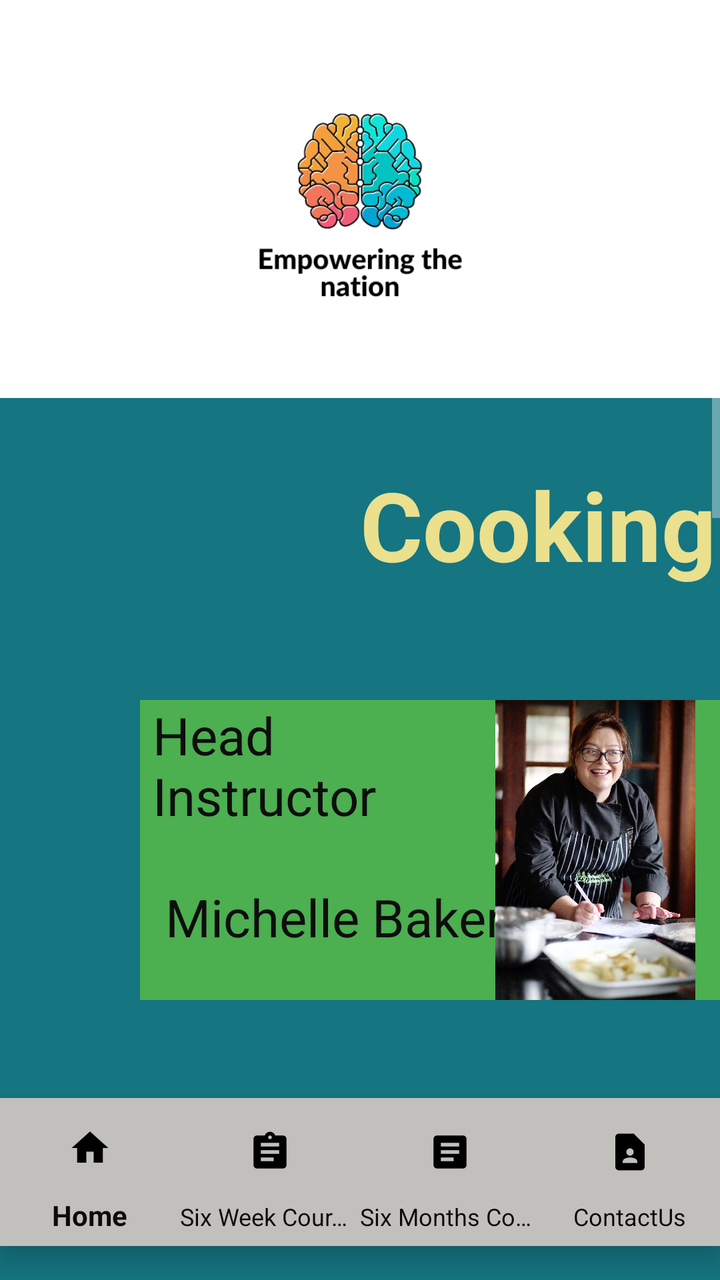
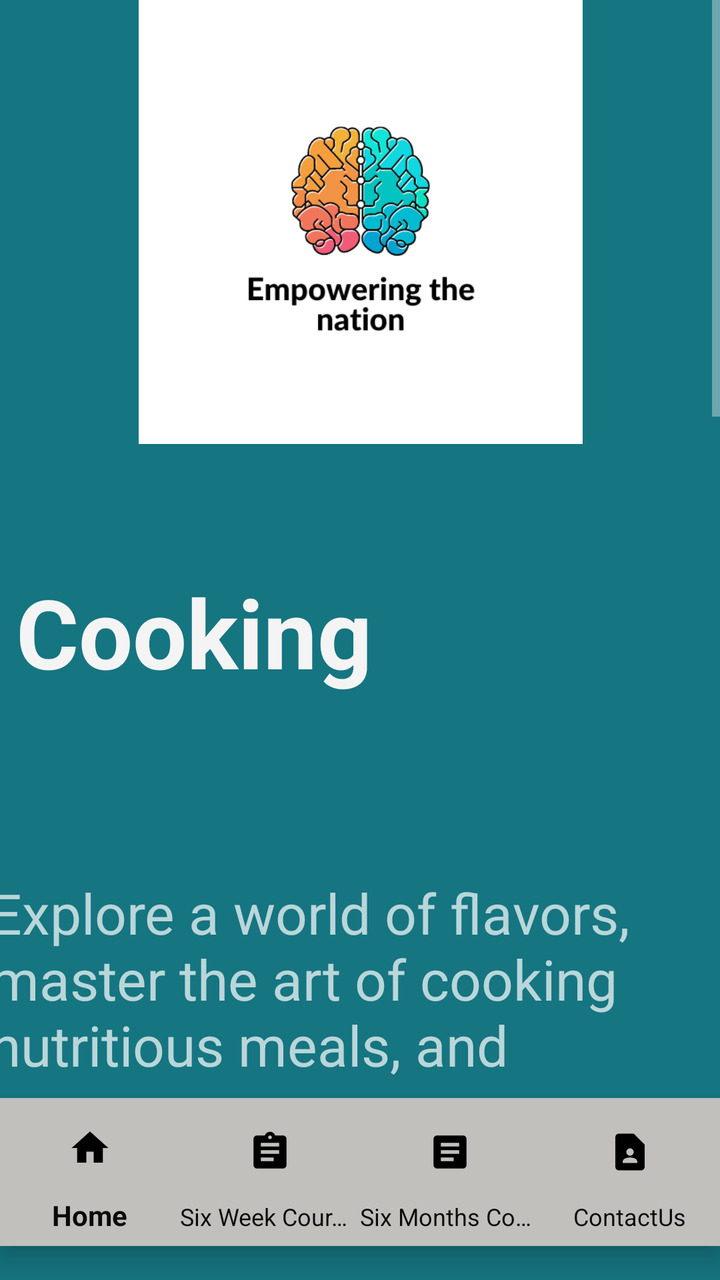

The first picture is an Android layout as it rendered before a commit; the second is the same layout after the commit. The layout source and the unified diff follow.
<!-- AndroidManifest.xml: application theme Theme.AppCompat -->
<!-- res/layout/activity_cooking.xml -->
<?xml version="1.0" encoding="utf-8"?>
<RelativeLayout xmlns:android="http://schemas.android.com/apk/res/android"
    xmlns:app="http://schemas.android.com/apk/res-auto"
    xmlns:tools="http://schemas.android.com/tools"
    android:layout_width="match_parent"
    android:layout_height="match_parent"
    android:background="#157581"
    tools:context=".Cooking">


    <ScrollView
        android:id="@+id/scrollView2"
        android:layout_width="match_parent"
        android:layout_height="wrap_content"
        android:layout_above="@+id/bottomNav"
        android:layout_marginBottom="5dp"
        android:background="#97E4E9"
        android:fillViewport="true"
        app:layout_constraintBottom_toBottomOf="parent"
        app:layout_constraintEnd_toEndOf="parent"
        app:layout_constraintHorizontal_bias="0.0"
        app:layout_constraintStart_toStartOf="parent"
        app:layout_constraintTop_toTopOf="parent"
        app:layout_constraintVertical_bias="1.0">

        <FrameLayout
            android:id="@+id/container"
            android:layout_width="match_parent"
            android:layout_height="match_parent"
            android:background="#157581">


            <ImageView
                android:id="@+id/imageViewL3"
                android:layout_width="match_parent"
                android:layout_height="199dp"
                android:layout_gravity="top"
                android:background="#FFFFFF"
                android:contentDescription="TODO"
                app:srcCompat="@drawable/thumbnail_img_7280" />

            <TextView
                android:id="@+id/textViewCooking"
                android:layout_width="394dp"
                android:layout_height="114dp"
                android:layout_marginTop="230dp"
                android:text="            Cooking"
                android:textAlignment="center"
                android:textColor="#EAE08D"
                android:textSize="48sp"
                android:textStyle="bold" />

            <TextView
                android:id="@+id/textViewText1"
                android:layout_width="wrap_content"
                android:layout_height="195dp"
                android:layout_marginTop="550dp"
                android:background="#15909F"
                android:text="Explore a world of flavors, master the art of cooking nutritious meals, and enhance your culinary skills."
                android:textAlignment="center"
                android:textColor="#FFFFFF"
                android:textSize="34sp" />

            <ImageView
                android:id="@+id/imageViewCooking"
                android:layout_width="257dp"
                android:layout_height="180dp"
                android:layout_marginLeft="100dp"
                android:layout_marginTop="750dp"
                app:srcCompat="@drawable/mealprep" />

            <TextView
                android:id="@+id/textViewText2"
                android:layout_width="340dp"
                android:layout_height="150dp"
                android:layout_marginLeft="70dp"
                android:layout_marginTop="350dp"
                android:background="#4CAF50"
                android:text=" Head\n Instructor \n \n  Michelle Baker"
                android:textAlignment="textStart"
                android:textColor="#0E0E0E"
                android:textSize="26sp" />

            <ImageView
                android:id="@+id/imageViewMichelle"
                android:layout_width="wrap_content"
                android:layout_height="150dp"
                android:layout_marginLeft="235dp"
                android:layout_marginTop="350dp"
                app:srcCompat="@drawable/michelle_baker_chef1_" />

            <TextView
                android:id="@+id/textViewText3"
                android:layout_width="match_parent"
                android:layout_height="wrap_content"
                android:layout_marginTop="950dp"
                android:background="#15909F"
                android:text="Fees: \nR750"
                android:textAlignment="center"
                android:textColor="#FFFFFF"
                android:textSize="32sp" />

            <Button
                android:id="@+id/buttonBookNow"
                android:layout_width="234dp"
                android:layout_height="92dp"
                android:layout_marginLeft="90dp"
                android:layout_marginTop="1050dp"
                android:drawableRight="@drawable/ic_checkout_foreground"
                android:text="Book Now!"
                android:textColor="#4CAF50"
                android:textSize="24sp" />


        </FrameLayout>
    </ScrollView>

    <com.google.android.material.bottomnavigation.BottomNavigationView
        android:id="@+id/bottomNav"
        android:layout_width="match_parent"
        android:layout_height="74dp"
        android:layout_alignParentBottom="true"
        android:layout_marginBottom="17dp"
        android:background="#c2c0bc"
        android:scrollIndicators="left"
        app:itemIconSize="38dp"
        app:itemIconTint="@color/black"
        app:itemTextColor="#0C0B0B"
        app:labelVisibilityMode="labeled"
        app:layout_constraintBottom_toBottomOf="parent"
        app:layout_constraintEnd_toEndOf="parent"
        app:layout_constraintHorizontal_bias="0.5"
        app:layout_constraintStart_toStartOf="parent"
        app:menu="@menu/nav_menu" />
</RelativeLayout>
<!-- resources referenced by this layout -->
<resources>
  <color name="black">#FF000000</color>
  <!-- drawable ic_checkout_foreground (drawable) -->
  <vector xmlns:android="http://schemas.android.com/apk/res/android"
      android:width="108dp"
      android:height="108dp"
      android:viewportWidth="24"
      android:viewportHeight="24"
      android:tint="#242424">
    <group android:scaleX="0.58"
        android:scaleY="0.58"
        android:translateX="5.04"
        android:translateY="5.04">
      <path
          android:fillColor="@android:color/white"
          android:pathData="M7,18c-1.1,0 -1.99,0.9 -1.99,2S5.9,22 7,22s2,-0.9 2,-2S8.1,18 7,18zM17,18c-1.1,0 -1.99,0.9 -1.99,2s0.89,2 1.99,2s2,-0.9 2,-2S18.1,18 17,18zM8.1,13h7.45c0.75,0 1.41,-0.41 1.75,-1.03L21,4.96L19.25,4l-3.7,7H8.53L4.27,2H1v2h2l3.6,7.59l-1.35,2.44C4.52,15.37 5.48,17 7,17h12v-2H7L8.1,13zM12,2l4,4l-4,4l-1.41,-1.41L12.17,7L8,7l0,-2l4.17,0l-1.59,-1.59L12,2z"/>
    </group>
  </vector>
  <!-- drawable mealprep: jpg bitmap (drawable, 148352 bytes) -->
  <!-- drawable michelle_baker_chef1_: jpg bitmap (drawable, 149264 bytes) -->
  <!-- drawable thumbnail_img_7280: jpg bitmap (drawable, 73812 bytes) -->
</resources>

<!-- the commit's change to res/layout/activity_cooking.xml (unified diff, before → after) -->
@@ -38,78 +38,156 @@
                 android:background="#FFFFFF"
                 android:contentDescription="TODO"
                 app:srcCompat="@drawable/thumbnail_img_7280" />
-
-            <TextView
-                android:id="@+id/textViewCooking"
-                android:layout_width="394dp"
-                android:layout_height="114dp"
-                android:layout_marginTop="230dp"
-                android:text="            Cooking"
-                android:textAlignment="center"
-                android:textColor="#EAE08D"
-                android:textSize="48sp"
-                android:textStyle="bold" />
-
-            <TextView
-                android:id="@+id/textViewText1"
-                android:layout_width="wrap_content"
-                android:layout_height="195dp"
-                android:layout_marginTop="550dp"
-                android:background="#15909F"
-                android:text="Explore a world of flavors, master the art of cooking nutritious meals, and enhance your culinary skills."
-                android:textAlignment="center"
-                android:textColor="#FFFFFF"
-                android:textSize="34sp" />
-
-            <ImageView
-                android:id="@+id/imageViewCooking"
-                android:layout_width="257dp"
-                android:layout_height="180dp"
-                android:layout_marginLeft="100dp"
-                android:layout_marginTop="750dp"
-                app:srcCompat="@drawable/mealprep" />
-
-            <TextView
-                android:id="@+id/textViewText2"
-                android:layout_width="340dp"
-                android:layout_height="150dp"
-                android:layout_marginLeft="70dp"
-                android:layout_marginTop="350dp"
-                android:background="#4CAF50"
-                android:text=" Head\n Instructor \n \n  Michelle Baker"
-                android:textAlignment="textStart"
-                android:textColor="#0E0E0E"
-                android:textSize="26sp" />
-
-            <ImageView
-                android:id="@+id/imageViewMichelle"
-                android:layout_width="wrap_content"
-                android:layout_height="150dp"
-                android:layout_marginLeft="235dp"
-                android:layout_marginTop="350dp"
-                app:srcCompat="@drawable/michelle_baker_chef1_" />
-
-            <TextView
-                android:id="@+id/textViewText3"
+            <androidx.constraintlayout.widget.ConstraintLayout
                 android:layout_width="match_parent"
-                android:layout_height="wrap_content"
-                android:layout_marginTop="950dp"
-                android:background="#15909F"
-                android:text="Fees: \nR750"
-                android:textAlignment="center"
-                android:textColor="#FFFFFF"
-                android:textSize="32sp" />
-
-            <Button
-                android:id="@+id/buttonBookNow"
-                android:layout_width="234dp"
-                android:layout_height="92dp"
-                android:layout_marginLeft="90dp"
-                android:layout_marginTop="1050dp"
-                android:drawableRight="@drawable/ic_checkout_foreground"
-                android:text="Book Now!"
-                android:textColor="#4CAF50"
-                android:textSize="24sp" />
+                android:layout_height="1420dp"
+                android:background="#157581"
+                tools:context=".Cooking">
+
+
+                <TextView
+                    android:id="@+id/textViewWeeks"
+                    android:layout_width="352dp"
+                    android:layout_height="113dp"
+                    android:background="#157581"
+                    android:text="Cooking"
+                    android:textColor="#F4F4F4"
+                    android:textSize="48sp"
+                    android:textStyle="bold"
+                    app:layout_constraintBottom_toBottomOf="parent"
+                    app:layout_constraintEnd_toEndOf="parent"
+                    app:layout_constraintHorizontal_bias="1.0"
+                    app:layout_constraintStart_toStartOf="parent"
+                    app:layout_constraintTop_toTopOf="parent"
+                    app:layout_constraintVertical_bias="0.217" />
+
+                <ImageView
+                    android:id="@+id/imageView"
+                    android:layout_width="420dp"
+                    android:layout_height="222dp"
+                    app:layout_constraintEnd_toEndOf="parent"
+                    app:layout_constraintStart_toStartOf="parent"
+                    app:layout_constraintTop_toTopOf="parent"
+                    app:srcCompat="@drawable/thumbnail_img_7280" />
+
+
+
+
+                <androidx.cardview.widget.CardView
+                    android:id="@+id/cardView7"
+                    android:layout_width="333dp"
+                    android:layout_height="165dp"
+                    app:cardCornerRadius="15dp"
+                    app:cardPreventCornerOverlap="true"
+                    app:layout_constraintBottom_toBottomOf="parent"
+                    app:layout_constraintEnd_toEndOf="parent"
+                    app:layout_constraintHorizontal_bias="0.627"
+                    app:layout_constraintStart_toStartOf="parent"
+                    app:layout_constraintTop_toTopOf="parent"
+                    app:layout_constraintVertical_bias="0.607">
+
+                    <RelativeLayout
+                        android:id="@+id/relativeLayout7"
+                        android:layout_width="match_parent"
+                        android:layout_height="match_parent"
+                        android:background="@drawable/grasient_drawable"
+                        android:minHeight="100dp"
+                        android:padding="10dp"
+                        app:layout_constraintEnd_toEndOf="@+id/cardView2"
+                        app:layout_constraintStart_toStartOf="@+id/cardView2"
+                        app:layout_constraintTop_toTopOf="@+id/cardView">
+
+                        <TextView
+                            android:id="@+id/textViewSub1Title7"
+                            android:layout_width="wrap_content"
+                            android:layout_height="wrap_content"
+                            android:layout_alignParentStart="true"
+                            android:layout_alignParentEnd="true"
+                            android:layout_marginStart="5dp"
+                            android:layout_marginEnd="19dp"
+                            android:text="Head Instructor"
+                            android:textColor="#F6F4F4"
+                            android:textSize="34sp"
+                            android:textStyle="bold" />
+
+                        <TextView
+                            android:layout_width="150dp"
+                            android:layout_height="99dp"
+                            android:layout_below="@id/textViewSub1Title7"
+                            android:layout_alignParentStart="true"
+                            android:layout_alignParentEnd="true"
+                            android:layout_alignParentBottom="true"
+                            android:layout_marginStart="8dp"
+                            android:layout_marginTop="0dp"
+                            android:layout_marginEnd="160dp"
+                            android:layout_marginBottom="0dp"
+                            android:text="Bonginkosi Bhengu"
+                            android:textColor="#FFFFFF"
+                            android:textSize="24sp" />
+
+                        <Button
+                            android:id="@+id/button4"
+                            android:layout_width="119dp"
+                            android:layout_height="101dp"
+                            android:layout_alignParentTop="true"
+                            android:layout_alignParentEnd="true"
+                            android:layout_alignParentBottom="true"
+                            android:layout_marginTop="50dp"
+                            android:layout_marginEnd="19dp"
+                            android:layout_marginBottom="4dp"
+                            android:background="@drawable/bonginkosi_bhengu_chef2_"
+                            android:textColor="#090909"
+                            android:textSize="24sp" />
+
+
+                    </RelativeLayout>
+
+
+                </androidx.cardview.widget.CardView>
+
+
+                <TextView
+                    android:id="@+id/textView7"
+                    android:layout_width="371dp"
+                    android:layout_height="218dp"
+                    android:text="Explore a world of flavors, master the art of cooking nutritious meals, and enhance your culinary skills. \n Fees: \n R750"
+                    android:textSize="28sp"
+                    app:layout_constraintBottom_toBottomOf="parent"
+                    app:layout_constraintEnd_toEndOf="parent"
+                    app:layout_constraintHorizontal_bias="0.489"
+                    app:layout_constraintStart_toStartOf="parent"
+                    app:layout_constraintTop_toTopOf="parent"
+                    app:layout_constraintVertical_bias="0.364" />
+                <Button
+                    android:id="@+id/buttonNowCheck"
+                    android:layout_width="219dp"
+                    android:layout_height="98dp"
+                    android:background="@drawable/grasient_drawable"
+                    android:drawableRight="@drawable/ic_checkout_foreground"
+                    android:text="Book Now!"
+                    android:textColor="#4CAF50"
+                    android:textSize="24sp"
+                    app:layout_constraintBottom_toBottomOf="parent"
+                    app:layout_constraintEnd_toEndOf="parent"
+                    app:layout_constraintStart_toStartOf="parent"
+                    app:layout_constraintTop_toTopOf="parent"
+                    app:layout_constraintVertical_bias="0.982" />
+
+                <ImageView
+                    android:id="@+id/imageView6"
+                    android:layout_width="300dp"
+                    android:layout_height="wrap_content"
+                    android:layout_marginTop="44dp"
+                    app:layout_constraintBottom_toTopOf="@+id/buttonNowCheck"
+                    app:layout_constraintEnd_toEndOf="parent"
+                    app:layout_constraintHorizontal_bias="0.573"
+                    app:layout_constraintStart_toStartOf="parent"
+                    app:layout_constraintTop_toBottomOf="@+id/cardView7"
+                    app:srcCompat="@drawable/mealprep"
+                    tools:ignore="MissingConstraints" />
+
+            </androidx.constraintlayout.widget.ConstraintLayout>
+
 
 
         </FrameLayout>
<!-- resource entries referenced after the edit -->
@@ -1,6 +1,20 @@
 <!-- resources referenced by this layout -->
 <resources>
   <color name="black">#FF000000</color>
+  <!-- drawable bonginkosi_bhengu_chef2_: jpg bitmap (drawable, 46008 bytes) -->
+  <!-- drawable grasient_drawable (drawable) -->
+  <?xml version="1.0" encoding="utf-8"?>
+  <shape
+      android:shape = "rectangle"
+      xmlns:android = "http://schemas.android.com/apk/res/android" >
+  
+      <gradient
+          android:startColor = "#068b86"
+          android:centerColor = "#1f728d"
+          android:endColor = "#435193"
+          android:angle = "90"
+          android:type = "linear" />
+  </shape>
   <!-- drawable ic_checkout_foreground (drawable) -->
   <vector xmlns:android="http://schemas.android.com/apk/res/android"
       android:width="108dp"
@@ -18,7 +32,6 @@
     </group>
   </vector>
   <!-- drawable mealprep: jpg bitmap (drawable, 148352 bytes) -->
-  <!-- drawable michelle_baker_chef1_: jpg bitmap (drawable, 149264 bytes) -->
   <!-- drawable thumbnail_img_7280: jpg bitmap (drawable, 73812 bytes) -->
 </resources>
 
